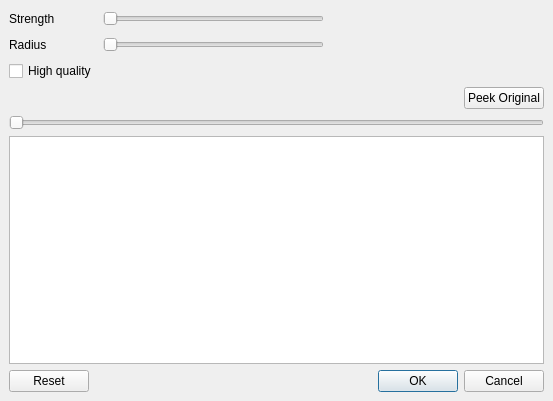
mean00/avidemux2, file avidemux_plugins/ADM_videoFilters6/waveletSharp/qt4/waveletSharp.ui: the form before one commit.
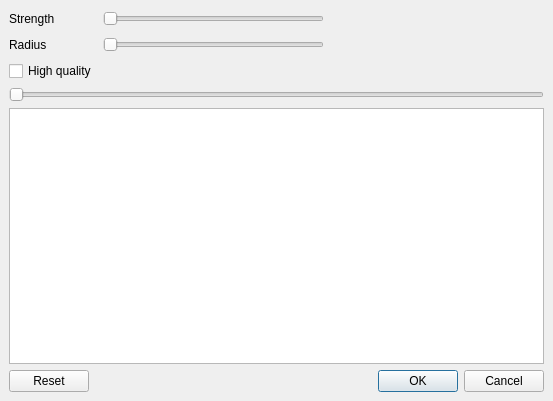
The form after the commit. Custom widgets are drawn as their Qt base class.

Commit message: [waveletSharp][waveletDenoise] replace builtin Peek Original with FlyDialog's one

Diff of the .ui file:
```diff
--- a/avidemux_plugins/ADM_videoFilters6/waveletSharp/qt4/waveletSharp.ui
+++ b/avidemux_plugins/ADM_videoFilters6/waveletSharp/qt4/waveletSharp.ui
@@ -122,31 +122,7 @@
     </layout>
    </item>
    <item>
-    <layout class="QHBoxLayout" name="horizontalLayout">
-     <item>
-      <layout class="QHBoxLayout" name="toolboxLayout"/>
-     </item>
-     <item>
-      <spacer name="horizontalSpacer_3">
-       <property name="orientation">
-        <enum>Qt::Horizontal</enum>
-       </property>
-       <property name="sizeHint" stdset="0">
-        <size>
-         <width>40</width>
-         <height>20</height>
-        </size>
-       </property>
-      </spacer>
-     </item>
-     <item>
-      <widget class="QPushButton" name="pushButtonPeek">
-       <property name="text">
-        <string>Peek Original</string>
-       </property>
-      </widget>
-     </item>
-    </layout>
+    <layout class="QHBoxLayout" name="toolboxLayout"/>
    </item>
    <item>
     <widget class="ADM_QSlider" name="horizontalSlider">
```
The commit also changes 9 other files.
